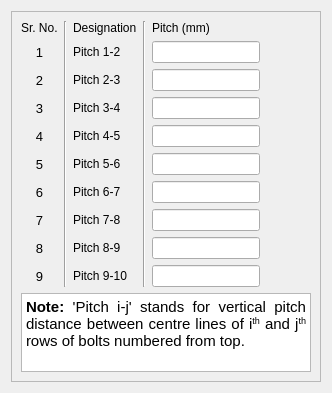
Above: Connections/Moment/BCEndPlate/ui_pitch.ui from osdag-admin/Osdag before the change. Below: the same form after it.
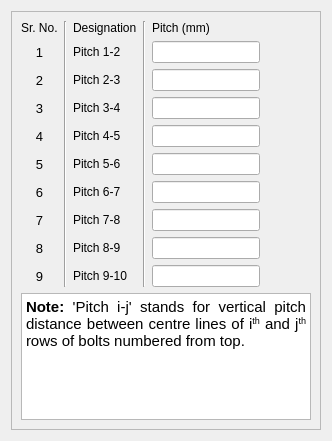
That is the form after the change.

The edit to the form file:
```diff
--- a/Connections/Moment/BCEndPlate/ui_pitch.ui
+++ b/Connections/Moment/BCEndPlate/ui_pitch.ui
@@ -7,7 +7,7 @@
     <x>0</x>
     <y>0</y>
     <width>332</width>
-    <height>393</height>
+    <height>441</height>
    </rect>
   </property>
   <property name="minimumSize">
@@ -24,8 +24,8 @@
   <property name="windowTitle">
    <string>Pitch Details</string>
   </property>
-  <layout class="QGridLayout" name="gridLayout">
-   <item row="0" column="0">
+  <layout class="QVBoxLayout" name="verticalLayout">
+   <item>
     <widget class="QScrollArea" name="scrollArea">
      <property name="widgetResizable">
       <bool>true</bool>
@@ -35,8 +35,8 @@
        <rect>
         <x>0</x>
         <y>0</y>
-        <width>299</width>
-        <height>383</height>
+        <width>312</width>
+        <height>421</height>
        </rect>
       </property>
       <layout class="QGridLayout" name="gridLayout_2">
@@ -597,8 +597,8 @@
           <string>&lt;!DOCTYPE HTML PUBLIC &quot;-//W3C//DTD HTML 4.0//EN&quot; &quot;http://www.w3.org/TR/REC-html40/strict.dtd&quot;&gt;
 &lt;html&gt;&lt;head&gt;&lt;meta name=&quot;qrichtext&quot; content=&quot;1&quot; /&gt;&lt;style type=&quot;text/css&quot;&gt;
 p, li { white-space: pre-wrap; }
-&lt;/style&gt;&lt;/head&gt;&lt;body style=&quot; font-family:'Arial'; font-size:11pt; font-weight:400; font-style:normal;&quot;&gt;
-&lt;p align=&quot;justify&quot; style=&quot; margin-top:0px; margin-bottom:0px; margin-left:0px; margin-right:0px; -qt-block-indent:0; text-indent:0px;&quot;&gt;&lt;span style=&quot; font-weight:600;&quot;&gt;Note:&lt;/span&gt; 'Pitch i-j' stands for vertical pitch distance between centre lines of i&lt;span style=&quot; vertical-align:super;&quot;&gt;th&lt;/span&gt; and j&lt;span style=&quot; vertical-align:super;&quot;&gt;th&lt;/span&gt; rows of bolts numbered from top.&lt;/p&gt;&lt;/body&gt;&lt;/html&gt;</string>
+&lt;/style&gt;&lt;/head&gt;&lt;body style=&quot; font-family:'Arial'; font-size:8.25pt; font-weight:400; font-style:normal;&quot;&gt;
+&lt;p align=&quot;justify&quot; style=&quot; margin-top:0px; margin-bottom:0px; margin-left:0px; margin-right:0px; -qt-block-indent:0; text-indent:0px;&quot;&gt;&lt;span style=&quot; font-size:11pt; font-weight:600;&quot;&gt;Note:&lt;/span&gt;&lt;span style=&quot; font-size:11pt;&quot;&gt; 'Pitch i-j' stands for vertical pitch distance between centre lines of i&lt;/span&gt;&lt;span style=&quot; font-size:11pt; vertical-align:super;&quot;&gt;th&lt;/span&gt;&lt;span style=&quot; font-size:11pt;&quot;&gt; and j&lt;/span&gt;&lt;span style=&quot; font-size:11pt; vertical-align:super;&quot;&gt;th&lt;/span&gt;&lt;span style=&quot; font-size:11pt;&quot;&gt; rows of bolts numbered from top.&lt;/span&gt;&lt;/p&gt;&lt;/body&gt;&lt;/html&gt;</string>
          </property>
         </widget>
        </item>
```
